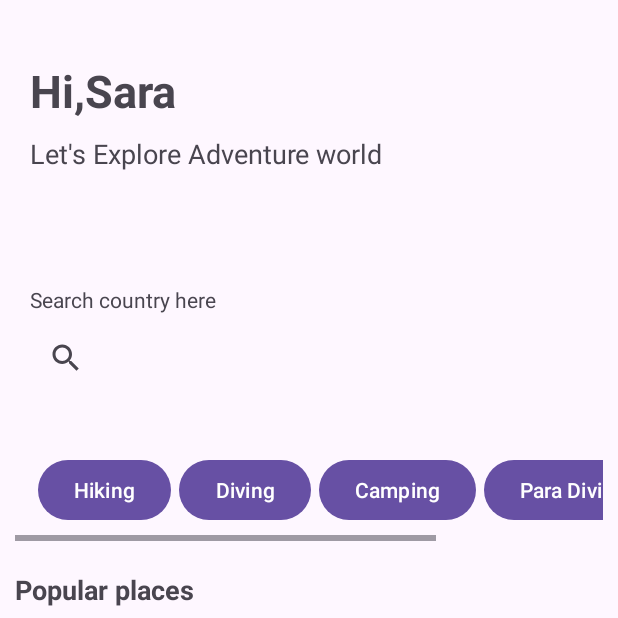
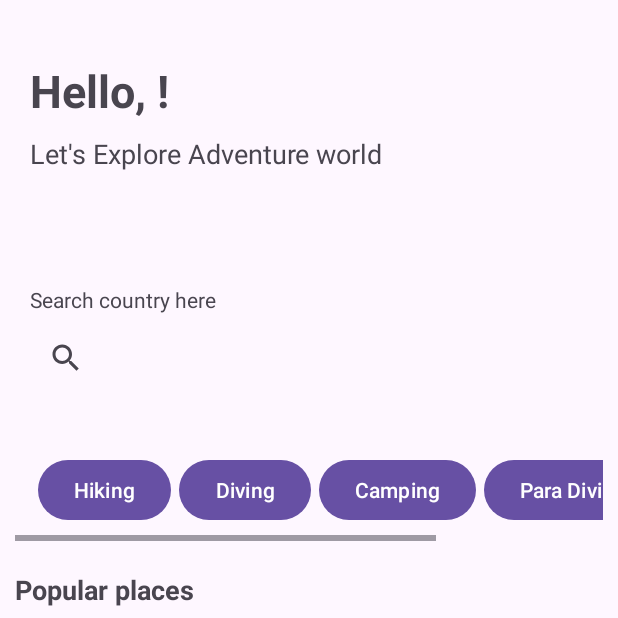
Before and after one commit to KalharaDMR/TravelApp, an Android app: the SignInPage screen opened directly, with no data from a screen before it, after a tap on "Sign In", on a phone screen of 412 x 824 dp, the top half of it. Run offline under Robolectric (Android 15) with nearby library versions, the phone set to English and light mode, and no system bars.

Commit message:
Initial Commit update3

```diff
--- a/app/src/main/java/com/example/travel/SignInPage.kt
+++ b/app/src/main/java/com/example/travel/SignInPage.kt
@@ -3,16 +3,23 @@ package com.example.travel
 import android.content.Intent
 import android.os.Bundle
 import android.widget.Button
+import android.widget.EditText
 import androidx.appcompat.app.AppCompatActivity
+
+
 
 class SignInPage : AppCompatActivity() {
     override fun onCreate(savedInstanceState: Bundle?) {
         super.onCreate(savedInstanceState)
         setContentView(R.layout.activity_sign_in_page)
 
+        val editTextName: EditText = findViewById(R.id.editTextText)
         val signinbtn2: Button = findViewById(R.id.sign)
+
         signinbtn2.setOnClickListener {
+            val name = editTextName.text.toString()
             val intent = Intent(this, ThirdActivity::class.java)
+            intent.putExtra("USER_NAME", name)
             startActivity(intent)
         }
     }
--- a/app/src/main/java/com/example/travel/ThirdActivity.kt
+++ b/app/src/main/java/com/example/travel/ThirdActivity.kt
@@ -1,6 +1,7 @@
 package com.example.travel
 
 import android.os.Bundle
+import android.widget.TextView
 import androidx.activity.enableEdgeToEdge
 import androidx.appcompat.app.AppCompatActivity
 import androidx.core.view.ViewCompat
@@ -10,12 +11,24 @@ import androidx.core.view.WindowInsetsCompat
 class ThirdActivity : AppCompatActivity() {
     override fun onCreate(savedInstanceState: Bundle?) {
         super.onCreate(savedInstanceState)
-        enableEdgeToEdge()
+
         setContentView(R.layout.activity_third)
-        ViewCompat.setOnApplyWindowInsetsListener(findViewById(R.id.main)) { v, insets ->
-            val systemBars = insets.getInsets(WindowInsetsCompat.Type.systemBars())
-            v.setPadding(systemBars.left, systemBars.top, systemBars.right, systemBars.bottom)
-            insets
+
+        val textViewGreeting: TextView = findViewById(R.id.a3text1)
+        val name = intent.getStringExtra("USER_NAME")
+
+        if (name != null) {
+            textViewGreeting.text = "Hello, $name!"
+        }else{
+            textViewGreeting.text="Guest!"
         }
+
+        val action = intent.action
+
+        if(action == "com.example.MY_CUSTIOM_ACTION"){
+            textViewGreeting.text = "Activity opened via Custom Intent!"
+        }
+
+
     }
 }
--- a/app/src/main/res/layout/activity_third.xml
+++ b/app/src/main/res/layout/activity_third.xml
@@ -26,7 +26,7 @@
                 android:layout_height="50dp"
                 android:layout_marginLeft="10dp"
                 android:layout_marginTop="30dp"
-                android:text="Hi,Sara"
+                android:text="Hi,"
                 android:textSize="30dp"
                 android:textStyle="bold" />
 
```
